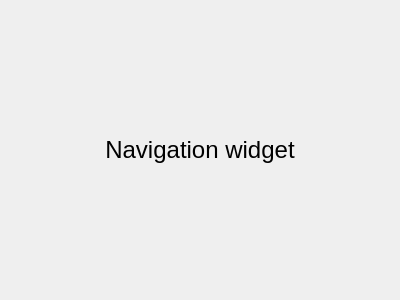
Before: the Qt Designer form rover_gui/ui/navigation.ui in robotique-udes/rover, drawn with Qt 5.
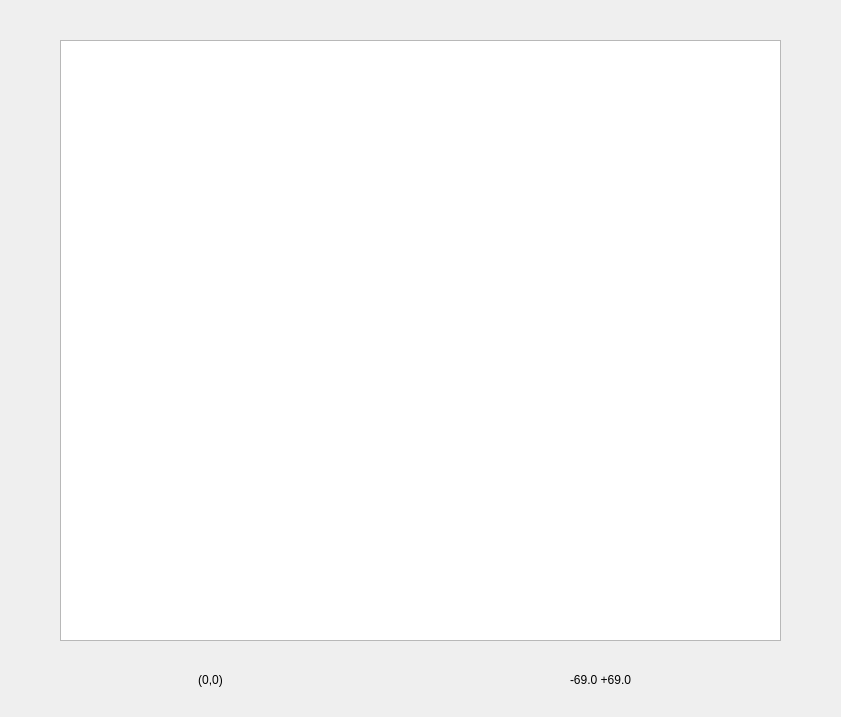
After: the same form once the commit is applied.

```diff
--- a/rover_gui/ui/navigation.ui
+++ b/rover_gui/ui/navigation.ui
@@ -6,30 +6,86 @@
    <rect>
     <x>0</x>
     <y>0</y>
-    <width>400</width>
-    <height>300</height>
+    <width>841</width>
+    <height>717</height>
    </rect>
   </property>
   <property name="windowTitle">
    <string>Form</string>
   </property>
-  <layout class="QGridLayout" name="gridLayout">
-   <item row="0" column="0">
-    <widget class="QLabel" name="label">
-     <property name="font">
-      <font>
-       <pointsize>18</pointsize>
-      </font>
-     </property>
-     <property name="text">
-      <string>Navigation widget</string>
-     </property>
-     <property name="alignment">
-      <set>Qt::AlignCenter</set>
-     </property>
-    </widget>
-   </item>
-  </layout>
+  <widget class="QLabel" name="lb_rover_icon">
+   <property name="geometry">
+    <rect>
+     <x>210</x>
+     <y>349</y>
+     <width>25</width>
+     <height>25</height>
+    </rect>
+   </property>
+   <property name="text">
+    <string/>
+   </property>
+  </widget>
+  <widget class="QLabel" name="lb_curr_xy_coord">
+   <property name="geometry">
+    <rect>
+     <x>90</x>
+     <y>670</y>
+     <width>241</width>
+     <height>20</height>
+    </rect>
+   </property>
+   <property name="text">
+    <string>(0,0)</string>
+   </property>
+   <property name="alignment">
+    <set>Qt::AlignCenter</set>
+   </property>
+  </widget>
+  <widget class="QGraphicsView" name="gv_map">
+   <property name="geometry">
+    <rect>
+     <x>60</x>
+     <y>40</y>
+     <width>721</width>
+     <height>601</height>
+    </rect>
+   </property>
+   <property name="autoFillBackground">
+    <bool>true</bool>
+   </property>
+   <property name="styleSheet">
+    <string notr="true"/>
+   </property>
+   <property name="verticalScrollBarPolicy">
+    <enum>Qt::ScrollBarAlwaysOff</enum>
+   </property>
+   <property name="horizontalScrollBarPolicy">
+    <enum>Qt::ScrollBarAlwaysOff</enum>
+   </property>
+  </widget>
+  <widget class="QLabel" name="lb_curr_position">
+   <property name="geometry">
+    <rect>
+     <x>470</x>
+     <y>670</y>
+     <width>261</width>
+     <height>20</height>
+    </rect>
+   </property>
+   <property name="autoFillBackground">
+    <bool>false</bool>
+   </property>
+   <property name="styleSheet">
+    <string notr="true"/>
+   </property>
+   <property name="text">
+    <string>-69.0 +69.0</string>
+   </property>
+   <property name="alignment">
+    <set>Qt::AlignCenter</set>
+   </property>
+  </widget>
  </widget>
  <resources/>
  <connections/>
```
